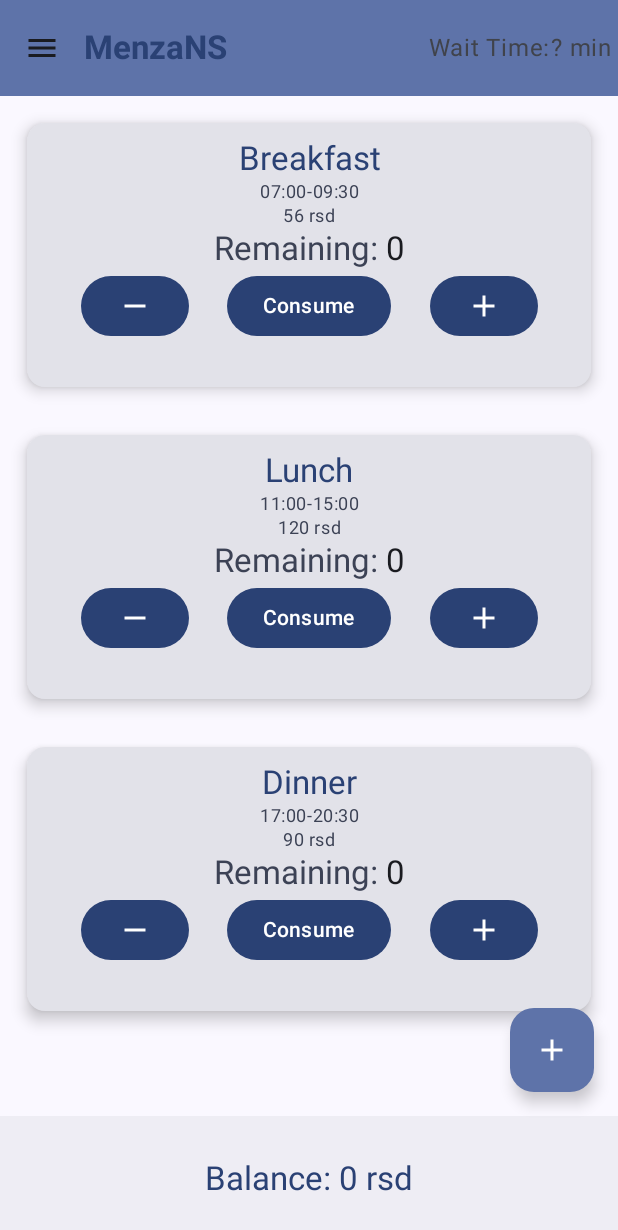
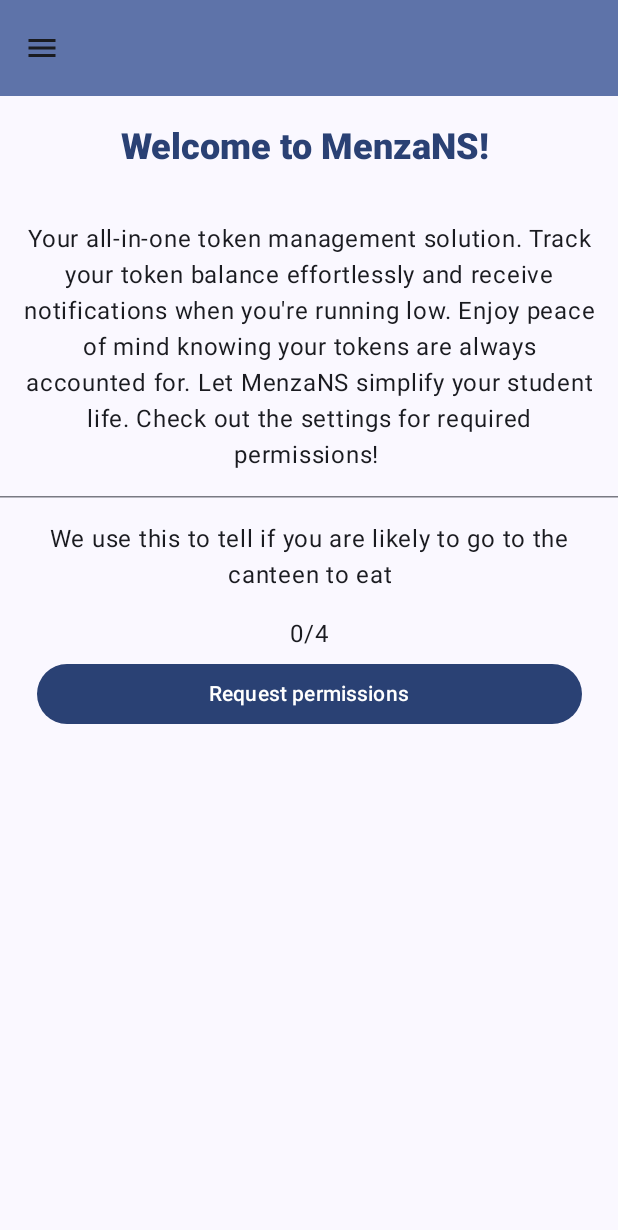
Before and after one commit to Pappt04/MenzaNS, an Android app built with Jetpack Compose: the screen it shows after launch (MainActivity), on a phone screen of 412 x 824 dp. Shown: the top 1230 px of the screen. Run offline under Robolectric (Android 15) with nearby library versions, the phone set to English and light mode, and no system bars.

Commit message:
Changes to comply with Google Plays policies

```diff
--- a/app/build.gradle.kts
+++ b/app/build.gradle.kts
@@ -11,8 +11,8 @@ android {
         applicationId = "com.pappt04.menzans"
         minSdk = 29
         targetSdk = 34
-        versionCode = 1
-        versionName = "1.0-alpha"
+        versionCode = 3
+        versionName = "1.0.3-alpha"
 
         testInstrumentationRunner = "androidx.test.runner.AndroidJUnitRunner"
         vectorDrawables {
--- a/app/src/main/java/com/pappt04/menzans/DummyData.kt
+++ b/app/src/main/java/com/pappt04/menzans/DummyData.kt
@@ -1,6 +1,7 @@
 package com.pappt04.menzans
 
 import android.Manifest
+import android.annotation.SuppressLint
 import android.location.Location
 import android.os.Build
 import androidx.compose.material.icons.Icons
@@ -24,8 +25,6 @@ object DummyData {
         MealData(Uitext.StringResource(R.string.dinner), 90, 17, 0, 20, 30)
     )
 
-    var RemainingONCardSample = arrayOf(1, 2, 3, 4)
-
     val FileNames = listOf("breakfast", "lunch", "dinner", "balance")
     val CardHolderFileName = "cardholderdata"
     val FileGeoFenceEntered = "geofenceentered"
@@ -48,8 +47,11 @@ object DummyData {
     const val DWELL_TRESHOLD = 5
     const val MINIMUM_TOKEN_TRESHOLD = 2
 
+    @SuppressLint("SimpleDateFormat")
     val datetypedate: SimpleDateFormat = SimpleDateFormat("yyyy-MM-dd")
+    @SuppressLint("SimpleDateFormat")
     val datetypeclock: SimpleDateFormat = SimpleDateFormat("HH:mm")
+    @SuppressLint("SimpleDateFormat")
     val datetypemonth: SimpleDateFormat = SimpleDateFormat("M")
 
 
@@ -69,6 +71,13 @@ object DummyData {
             Manifest.permission.ACCESS_BACKGROUND_LOCATION,
         )
     }
+
+    val permissionsExplanations = listOf (
+        Uitext.StringResource(R.string.explanation_COARSE_LOCATION),
+        Uitext.StringResource(R.string.explanation_FINE_LOCATION),
+        Uitext.StringResource(R.string.explanation_BACKGROUND_LOCATION),
+        Uitext.StringResource(R.string.explanation_NOTIFICATION_ACCESS),
+    )
 
     /*--------------------------------------------------------------------------------------------*/
     val navigationItemData = listOf(
@@ -242,6 +251,7 @@ object DummyData {
         return R.string.info
     }
 
-    const val BASE_SERVER_URL="https://apollo4.duckdns.org/menzaapi/"
+    const val BASE_SERVER_URL="https://apollo4.duckdns.org/"
+    const val BASE_API_NAME="/menzaapi"
 
 }
--- a/app/src/main/java/com/pappt04/menzans/GeofenceManager.kt
+++ b/app/src/main/java/com/pappt04/menzans/GeofenceManager.kt
@@ -66,7 +66,7 @@ class GeofenceManager(context: Context) {
     }
 
     private fun createGeofencingRequest(): GeofencingRequest {
-        Log.d(TAG,"Trying to register ${geofenceList["House"]}")
+        Log.d(TAG,"Trying to register ${geofenceList["Menza"]}")
         return GeofencingRequest.Builder().apply {
             setInitialTrigger(GEOFENCE_TRANSITION_ENTER)
             addGeofences(geofenceList.values.toList())
--- a/app/src/main/java/com/pappt04/menzans/MainActivity.kt
+++ b/app/src/main/java/com/pappt04/menzans/MainActivity.kt
@@ -2,10 +2,8 @@ package com.pappt04.menzans
 
 import android.Manifest
 import android.content.Context
-import android.content.pm.PackageManager
 import android.os.Build
 import android.os.Bundle
-import android.widget.Toast
 import androidx.activity.compose.setContent
 import androidx.activity.enableEdgeToEdge
 import androidx.appcompat.app.AppCompatActivity
@@ -17,11 +15,6 @@ import androidx.core.app.ActivityCompat
 import com.pappt04.menzans.DummyData.CardHolderFileName
 import com.pappt04.menzans.DummyData.FileUserID
 import com.pappt04.menzans.ui.theme.MenzaNSTheme
-import kotlinx.coroutines.CoroutineScope
-import kotlinx.coroutines.Dispatchers
-import kotlinx.coroutines.launch
-import kotlinx.coroutines.withContext
-import kotlin.js.ExperimentalJsFileName
 
 lateinit var UserID: UserIDString
 
@@ -30,7 +23,6 @@ class MainActivity : AppCompatActivity() {
     private val NOTIFICATION_PERMISSION_CODE = 1004
     private val ALL_LOCATION_PERMISSIONS = 1010
 
-    private lateinit var geofenceManager: GeofenceManager
 
     private var savedMeals: SnapshotStateList<Int> = SnapshotStateList<Int>()
 
@@ -55,9 +47,9 @@ class MainActivity : AppCompatActivity() {
         setContent {
             val context= LocalContext.current
 
-            var theme = remember { mutableStateOf(false) }
+            val theme = remember { mutableStateOf(false) }
 
-            var dao: FileDAO= FileDAO(this,DummyData.FileDarkThemeEnabled)
+            val dao = FileDAO(this,DummyData.FileDarkThemeEnabled)
             val saveddark = dao.readFromFile()
 
             theme.value = saveddark != "" && saveddark.toInt() == 1
@@ -65,18 +57,6 @@ class MainActivity : AppCompatActivity() {
             UserID= getUserID(context)
 
             MenzaNSTheme(darkTheme = theme.value) {
-
-                geofenceManager = GeofenceManager(context)
-
-                for (geofence in DummyData.LANDMARK_DATA) {
-                    geofenceManager.addGeofence(
-                        geofence.key,
-                        geofence.location,
-                        geofence.radiusInMeters,
-                        geofence.expirationTimeInMillis
-                    )
-                }
-                geofenceManager.registerGeofence()
 
                 requestAllPermissions()
                 createChannel(context)
@@ -86,8 +66,13 @@ class MainActivity : AppCompatActivity() {
                 for(m in d )
                     savedMeals.add(m)
 
-                MainNavigationDrawer(loadCardHolder(context), theme,savedMeals)
+                val firstwelcome = remember { mutableStateOf(true) }
 
+                val files: Array<String> = context.fileList()
+                if (CardHolderFileName in files) {
+                    firstwelcome.value=false
+                }
+                MainNavigationDrawer(loadCardHolder(context), theme,savedMeals,firstwelcome)
             }
         }
     }
@@ -203,34 +188,4 @@ class MainActivity : AppCompatActivity() {
         }
     }
 
-    override fun onRequestPermissionsResult(
-        requestCode: Int,
-        permissions: Array<String>,
-        grantResults: IntArray
-    ) {
-        super.onRequestPermissionsResult(requestCode, permissions, grantResults)
-        when (requestCode) {
-            ALL_LOCATION_PERMISSIONS -> {
-                if (grantResults.isNotEmpty() && grantResults[0] == PackageManager.PERMISSION_GRANTED) {
-                    //Toast.makeText(this, "Haha W", Toast.LENGTH_SHORT).show()
-                    for (geofence in DummyData.LANDMARK_DATA) {
-                        geofenceManager.addGeofence(
-                            geofence.key,
-                            geofence.location,
-                            geofence.radiusInMeters,
-                            geofence.expirationTimeInMillis
-                        )
-                    }
-                    geofenceManager.registerGeofence()
-                } else {
-                    //TODO NOTHING?
-                }
-            }
-
-            NOTIFICATION_PERMISSION_CODE -> {
-                //TODO
-            }
-
-        }
-    }
 }
--- a/app/src/main/java/com/pappt04/menzans/MainNavigationDrawer.kt
+++ b/app/src/main/java/com/pappt04/menzans/MainNavigationDrawer.kt
@@ -1,7 +1,6 @@
 package com.pappt04.menzans
 
 import android.content.res.Configuration
-import android.text.style.ClickableSpan
 import android.util.Log
 import android.widget.Toast
 import androidx.compose.animation.AnimatedContent
@@ -18,7 +17,6 @@ import androidx.compose.material.icons.Icons
 import androidx.compose.material.icons.filled.KeyboardArrowDown
 import androidx.compose.material.icons.filled.KeyboardArrowUp
 import androidx.compose.material.icons.filled.Menu
-import androidx.compose.material3.Button
 import androidx.compose.material3.DrawerValue
 import androidx.compose.material3.ExperimentalMaterial3Api
 import androidx.compose.material3.HorizontalDivider
@@ -67,7 +65,7 @@ import kotlinx.coroutines.launch
 
 @OptIn(ExperimentalMaterial3Api::class)
 @Composable
-fun MainNavigationDrawer(cardData: List<String>, darkTheme: MutableState<Boolean>, savedMeals: SnapshotStateList<Int>) {
+fun MainNavigationDrawer(cardData: List<String>, darkTheme: MutableState<Boolean>, savedMeals: SnapshotStateList<Int>, firstWelcome: MutableState<Boolean>) {
     val drawerState = rememberDrawerState(DrawerValue.Closed)
     val scope = rememberCoroutineScope()
 
@@ -80,8 +78,6 @@ fun MainNavigationDrawer(cardData: List<String>, darkTheme: MutableState<Boolean
     val navController = rememberNavController()
 
     var selectedItemIndex by remember { mutableIntStateOf(0) }
-
-    var welcome by remember { mutableStateOf(false) }
 
     val screenTitle = when (selectedItemIndex) {
         0 -> stringResource(R.string.app_name)
@@ -143,6 +139,7 @@ fun MainNavigationDrawer(cardData: List<String>, darkTheme: MutableState<Boolean
                     containerColor = MaterialTheme.colorScheme.primaryContainer,
                     titleContentColor = MaterialTheme.colorScheme.primary,
                 ), title = {
+                    if(!firstWelcome.value)
                     Text(
                         screenTitle,
                         fontWeight = FontWeight.Bold,
@@ -179,7 +176,8 @@ fun MainNavigationDrawer(cardData: List<String>, darkTheme: MutableState<Boolean
                            }
                        }
                    }
-                    WaitTimeDisplay(waittime,trajectory.intValue)
+                    if(!firstWelcome.value)
+                        WaitTimeDisplay(waittime,trajectory.intValue)
                 }
                 )
             },
@@ -197,14 +195,12 @@ fun MainNavigationDrawer(cardData: List<String>, darkTheme: MutableState<Boolean
             }
             NavHost(navController = navController, startDestination = "ScaffoldDesign") {
                 composable(route = Screen.MainScreen.route) {
-                    if (welcome) {
-                        WelcomeDialog(
-                            onDismissRequest = {
-                                welcome = false }, context
-                        )
+                    if (firstWelcome.value) {
+                        WelcomeScreen(onCompleted = {firstWelcome.value=false},innerpadding)
+                    } else
+                    {
+                        DashboardDesign(MealSample,savedMeals)
                     }
-
-                    DashboardDesign(MealSample,savedMeals)
                 }
                 composable(route = Screen.StatisticsScreen.route) {
 
@@ -239,7 +235,6 @@ fun MinuteTicker(onTick: () -> Unit) {
 @Composable
 fun WaitTimeDisplay(waitTime: MutableIntState, trj: Int) {
     val context= LocalContext.current
-    val scope = rememberCoroutineScope() // For launching coroutines
 
     val trajectory= remember { mutableIntStateOf(trj) }
 
@@ -310,9 +305,9 @@ fun WaitTimeDisplay(waitTime: MutableIntState, trj: Int) {
                         transitionSpec = {
                             slideInVertically { it } togetherWith slideOutVertically { -it }
                         }
-                    ) { char ->
+                    ) { ch ->
                         Text(
-                            text = char.toString(),
+                            text = ch.toString(),
                             style = MaterialTheme.typography.bodyLarge,
                             softWrap = false
                         )
@@ -343,7 +338,9 @@ fun PreviewSideNavigationDrawer() {
     val darkTheme = remember { mutableStateOf(false) }
     val savedMeals = remember { mutableStateListOf(1, 2, 3) }
 
+    val welcome= remember { mutableStateOf(false) }
+
     MenzaNSTheme {
-        MainNavigationDrawer(cardData,darkTheme,savedMeals)
+        MainNavigationDrawer(cardData,darkTheme,savedMeals,welcome)
     }
 }
--- a/app/src/main/java/com/pappt04/menzans/RetrofitAPIClient.kt
+++ b/app/src/main/java/com/pappt04/menzans/RetrofitAPIClient.kt
@@ -2,8 +2,8 @@ package com.pappt04.menzans
 
 import android.content.Context
 import android.widget.Toast
+import com.pappt04.menzans.DummyData.BASE_API_NAME
 import com.pappt04.menzans.DummyData.BASE_SERVER_URL
-import com.pappt04.menzans.DummyData.FileUserID
 import kotlinx.coroutines.CoroutineScope
 import kotlinx.coroutines.Dispatchers
 import kotlinx.coroutines.launch
@@ -15,32 +15,46 @@ import retrofit2.Retrofit
 import retrofit2.converter.gson.GsonConverterFactory
 import retrofit2.http.Body
 import retrofit2.http.GET
+import retrofit2.http.Headers
 import retrofit2.http.POST
 import retrofit2.http.PUT
 
+
 interface MenzaAPIService {
 
-    @GET("/registerUser")
+    @Headers("Accept: application/json")
+    @GET("$BASE_API_NAME/registerUser")
     suspend fun registerUser(): Response<UserIDString>
 
-    @POST("/deleteUser")
+
+    @Headers("Accept: application/json")
+    @POST("$BASE_API_NAME/deleteUser")
     suspend fun deleteUser(@Body id: UserIDString): Response<Void>
 
-    @POST("/enterMenza")
+
+    @Headers("Accept: application/json")
+    @POST("$BASE_API_NAME/enterMenza")
     suspend fun enterMenza(@Body ee: EnterEventString): Response<Void>
 
-    @POST("/exitMenza")
+
+    @Headers("Accept: application/json")
+    @POST("$BASE_API_NAME/exitMenza")
     suspend fun exitMenza(@Body ee: ExitEventString): Response<Void>
 
-    @POST("/addmeal")
+
+    @Headers("Content-Type: application/json")
+    @POST("$BASE_API_NAME/addmeal")
     suspend fun addMeal(@Body meal: MealEventString): Response<Void>
 
-    @PUT("/removemeal")
+
+    @Headers("Accept: application/json")
+    @PUT("$BASE_API_NAME/removemeal")
     suspend fun removeMeal(@Body meal: MealEventString): Response<Void>
 
-    @GET("/waittime")
+
+    @Headers("Accept: application/json")
+    @GET("$BASE_API_NAME/waittime")
     suspend fun  getWaitTime(): Response<WaitTime>
-
 }
 
 object RetrofitAPIClient {
@@ -48,7 +62,7 @@ object RetrofitAPIClient {
     private val loggingInterceptor = HttpLoggingInterceptor().apply {
         //level = if (BuildConfig.DEBUG) HttpLoggingInterceptor.Level.BODY else HttpLoggingInterceptor.Level.NONE
         level= HttpLoggingInterceptor.Level.BODY
-        level= HttpLoggingInterceptor.Level.NONE
+        //level= HttpLoggingInterceptor.Level.NONE
     }
 
     private val okHttpClient = OkHttpClient.Builder()
@@ -77,9 +91,9 @@ fun registerNewUser(context: Context, onIdGenerated: (String) -> Unit) {
                     val newId = response.body()?.userid ?: ""
 
                     onIdGenerated(newId)
-                    Toast.makeText(context, "Registered ID: $newId", Toast.LENGTH_SHORT).show()
+                    //Toast.makeText(context, "Registered ID: $newId", Toast.LENGTH_SHORT).show()
                 } else {
-                    Toast.makeText(context, "Failed to register ID: ${response.code()}", Toast.LENGTH_SHORT).show()
+                    //Toast.makeText(context, "Failed to register ID: ${response.code()}", Toast.LENGTH_SHORT).show()
                 }
             }
         } catch (e: Exception) {
@@ -106,6 +120,8 @@ fun sendEnterEvent(
     CoroutineScope(Dispatchers.IO).launch {
         try {
             val response = RetrofitAPIClient.apiService.enterMenza(eventData)
+
+
             withContext(Dispatchers.Main) {
                 if (response.isSuccessful) {
                     //Toast.makeText(context, "Event submitted successfully", Toast.LENGTH_SHORT).show()
@@ -195,7 +211,7 @@ fun sendAddMeal(
             }
         } catch (e: Exception) {
             withContext(Dispatchers.Main) {
-                //Toast.makeText(context, "Error: ${e.message}", Toast.LENGTH_SHORT).show()
+                Toast.makeText(context, "Error: ${e.message}", Toast.LENGTH_SHORT).show()
             }
         }
     }
--- /dev/null
+++ b/app/src/main/java/com/pappt04/menzans/WelcomeScreen.kt
@@ -0,0 +1,101 @@
+package com.pappt04.menzans
+
+import androidx.activity.compose.rememberLauncherForActivityResult
+import androidx.activity.result.contract.ActivityResultContracts
+import androidx.compose.foundation.layout.Column
+import androidx.compose.foundation.layout.PaddingValues
+import androidx.compose.foundation.layout.fillMaxWidth
+import androidx.compose.foundation.layout.padding
+import androidx.compose.material3.Button
+import androidx.compose.material3.HorizontalDivider
+import androidx.compose.material3.MaterialTheme
+import androidx.compose.material3.Text
+import androidx.compose.runtime.Composable
+import androidx.compose.runtime.getValue
+import androidx.compose.runtime.mutableIntStateOf
+import androidx.compose.runtime.mutableStateOf
+import androidx.compose.runtime.remember
+import androidx.compose.runtime.setValue
+import androidx.compose.ui.Alignment
+import androidx.compose.ui.Modifier
+import androidx.compose.ui.platform.LocalContext
+import androidx.compose.ui.res.stringResource
+import androidx.compose.ui.text.font.FontWeight
+import androidx.compose.ui.text.style.TextAlign
+import androidx.compose.ui.unit.dp
+import androidx.compose.ui.unit.sp
+
+@Composable
+fun WelcomeScreen(onCompleted:() -> Unit,innerpadding: PaddingValues)
+{
+    val context= LocalContext.current
+    var selectedPermissionIndex by remember { mutableIntStateOf(0) }
+
+    var hasPermission by remember {
+        mutableStateOf(false)
+    }
+    val permissionLauncher = rememberLauncherForActivityResult(
+        contract = ActivityResultContracts.RequestPermission(),
+        onResult = { isGranted ->
+            hasPermission = isGranted
+        }
+    )
+
+    Column(
+        modifier = Modifier
+            .padding(innerpadding),
+        horizontalAlignment = Alignment.CenterHorizontally
+    ) {
+        Text(
+            stringResource(R.string.welcome_title),
+            textAlign = TextAlign.Center,
+            fontWeight = FontWeight.ExtraBold,
+            color = MaterialTheme.colorScheme.primary,
+            style = MaterialTheme.typography.titleLarge,
+            fontSize = 24.sp,
+            modifier = Modifier
+                .padding(20.dp)
+        )
+        Text(
+            stringResource(R.string.welcome_message),
+            textAlign = TextAlign.Center,
+            modifier = Modifier.padding(15.dp)
+        )
+        HorizontalDivider()
+        Text(
+            DummyData.permissionsExplanations[selectedPermissionIndex].asString(context = LocalContext.current),
+            textAlign = TextAlign.Center,
+            modifier = Modifier.padding(15.dp)
+        )
+        Text(
+            "$selectedPermissionIndex/${DummyData.permissionsNeeded.size}"
+        )
+        Button(onClick = {
+            permissionLauncher.launch(DummyData.permissionsNeeded[selectedPermissionIndex++])
+
+            if(selectedPermissionIndex == DummyData.permissionsNeeded.size)
+            {
+                onCompleted()
+
+                val geofenceManager = GeofenceManager(context)
+
+                for (geofence in DummyData.LANDMARK_DATA) {
+                    geofenceManager.addGeofence(
+                        geofence.key,
+                        geofence.location,
+                        geofence.radiusInMeters,
+                        geofence.expirationTimeInMillis
+                    )
+                }
+                geofenceManager.registerGeofence()
+            }
+        },
+            modifier = Modifier
+                .padding(4.dp)
+                .fillMaxWidth(0.9f)
+        ) {
+            Text("Request permissions")
+        }
+    }
+
+}
--- a/app/src/main/res/values/strings.xml
+++ b/app/src/main/res/values/strings.xml
@@ -91,4 +91,8 @@
     <string name="time_of_exit">Time of exit</string>
     <string name="wait_time">Wait Time</string>
     <string name="no_data">No data</string>
+    <string name="explanation_COARSE_LOCATION">We use this to tell if you are likely to go to the canteen to eat</string>
+    <string name="explanation_FINE_LOCATION">We use precise location to tell if you are at the canteen or not</string>
+    <string name="explanation_BACKGROUND_LOCATION">We do not monitor the background location, we capture system events when you are at the canteen so you do not have to manually log your meals</string>
+    <string name="explanation_NOTIFICATION_ACCESS">We need notification access so we can send useful reminders</string>
 </resources>
```
Also changed, not shown: app/src/main/res/drawable/menzanslogocropped_512x512.png (added), 3 other files.
